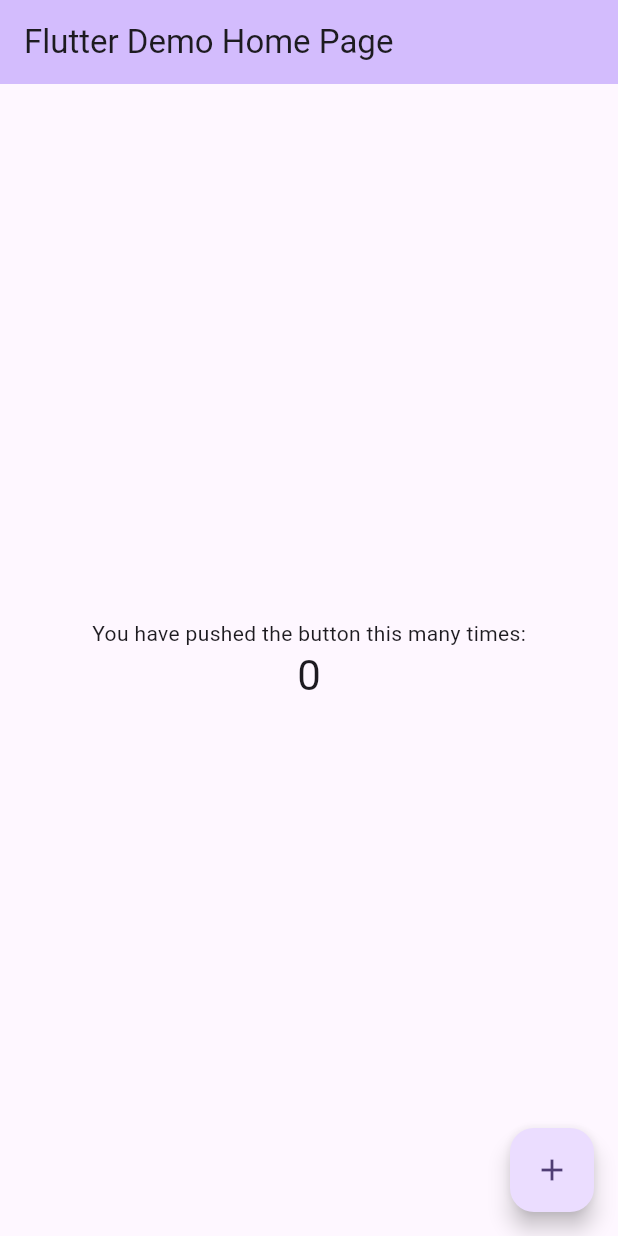
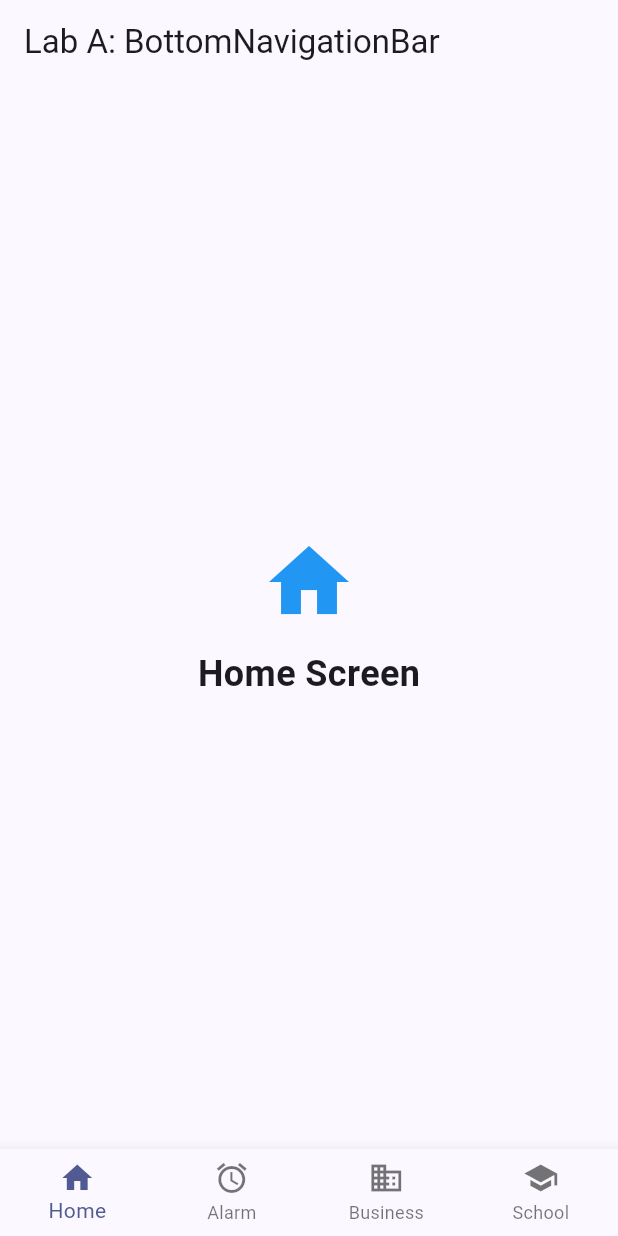
Before and after one commit to aisyahjen/TMA3084_G02_106351_Lab05_Lesson07, a Flutter app: the screen it shows after launch, on a phone screen of 412 x 824 dp. Run offline on Flutter 3.47's test engine with Material 3 defaults, Android fonts, the phone set to English and light mode, and no system bars.

Commit message:
feat(lab-a): add BottomNavigationBar with 4 screens

```diff
--- a/lab_a/lib/main.dart
+++ b/lab_a/lib/main.dart
@@ -1,4 +1,9 @@
 import 'package:flutter/material.dart';
+
+import 'screen1.dart';
+import 'screen2.dart';
+import 'screen3.dart';
+import 'screen4.dart';
 
 void main() {
   runApp(const MyApp());
@@ -7,115 +12,61 @@ void main() {
 class MyApp extends StatelessWidget {
   const MyApp({super.key});
 
-  // This widget is the root of your application.
   @override
   Widget build(BuildContext context) {
     return MaterialApp(
-      title: 'Flutter Demo',
+      debugShowCheckedModeBanner: false,
+      title: 'Lab A - BottomNavigationBar',
       theme: ThemeData(
-        // This is the theme of your application.
-        //
-        // TRY THIS: Try running your application with "flutter run". You'll see
-        // the application has a purple toolbar. Then, without quitting the app,
-        // try changing the seedColor in the colorScheme below to Colors.green
-        // and then invoke "hot reload" (save your changes or press the "hot
-        // reload" button in a Flutter-supported IDE, or press "r" if you used
-        // the command line to start the app).
-        //
-        // Notice that the counter didn't reset back to zero; the application
-        // state is not lost during the reload. To reset the state, use hot
-        // restart instead.
-        //
-        // This works for code too, not just values: Most code changes can be
-        // tested with just a hot reload.
-        colorScheme: .fromSeed(seedColor: Colors.deepPurple),
+        colorScheme: ColorScheme.fromSeed(seedColor: Colors.indigo),
+        useMaterial3: true,
       ),
-      home: const MyHomePage(title: 'Flutter Demo Home Page'),
+      home: const MainNavigationScreen(),
     );
   }
 }
 
-class MyHomePage extends StatefulWidget {
-  const MyHomePage({super.key, required this.title});
-
-  // This widget is the home page of your application. It is stateful, meaning
-  // that it has a State object (defined below) that contains fields that affect
-  // how it looks.
-
-  // This class is the configuration for the state. It holds the values (in this
-  // case the title) provided by the parent (in this case the App widget) and
-  // used by the build method of the State. Fields in a Widget subclass are
-  // always marked "final".
-
-  final String title;
+class MainNavigationScreen extends StatefulWidget {
+  const MainNavigationScreen({super.key});
 
   @override
-  State<MyHomePage> createState() => _MyHomePageState();
+  State<MainNavigationScreen> createState() => _MainNavigationScreenState();
 }
 
-class _MyHomePageState extends State<MyHomePage> {
-  int _counter = 0;
+class _MainNavigationScreenState extends State<MainNavigationScreen> {
+  int _selectedIndex = 0;
 
-  void _incrementCounter() {
+  final List<Widget> _screens = const [
+    Screen1(),
+    Screen2(),
+    Screen3(),
+    Screen4(),
+  ];
+
+  void _onItemTapped(int index) {
     setState(() {
-      // This call to setState tells the Flutter framework that something has
-      // changed in this State, which causes it to rerun the build method below
-      // so that the display can reflect the updated values. If we changed
-      // _counter without calling setState(), then the build method would not be
-      // called again, and so nothing would appear to happen.
-      _counter++;
+      _selectedIndex = index;
     });
   }
 
   @override
   Widget build(BuildContext context) {
-    // This method is rerun every time setState is called, for instance as done
-    // by the _incrementCounter method above.
-    //
-    // The Flutter framework has been optimized to make rerunning build methods
-    // fast, so that you can just rebuild anything that needs updating rather
-    // than having to individually change instances of widgets.
     return Scaffold(
-      appBar: AppBar(
-        // TRY THIS: Try changing the color here to a specific color (to
-        // Colors.amber, perhaps?) and trigger a hot reload to see the AppBar
-        // change color while the other colors stay the same.
-        backgroundColor: Theme.of(context).colorScheme.inversePrimary,
-        // Here we take the value from the MyHomePage object that was created by
-        // the App.build method, and use it to set our appbar title.
-        title: Text(widget.title),
-      ),
-      body: Center(
-        // Center is a layout widget. It takes a single child and positions it
-        // in the middle of the parent.
-        child: Column(
-          // Column is also a layout widget. It takes a list of children and
-          // arranges them vertically. By default, it sizes itself to fit its
-          // children horizontally, and tries to be as tall as its parent.
-          //
-          // Column has various properties to control how it sizes itself and
-          // how it positions its children. Here we use mainAxisAlignment to
-          // center the children vertically; the main axis here is the vertical
-          // axis because Columns are vertical (the cross axis would be
-          // horizontal).
-          //
-          // TRY THIS: Invoke "debug painting" (choose the "Toggle Debug Paint"
-          // action in the IDE, or press "p" in the console), to see the
-          // wireframe for each widget.
-          mainAxisAlignment: .center,
-          children: [
-            const Text('You have pushed the button this many times:'),
-            Text(
-              '$_counter',
-              style: Theme.of(context).textTheme.headlineMedium,
-            ),
-          ],
-        ),
-      ),
-      floatingActionButton: FloatingActionButton(
-        onPressed: _incrementCounter,
-        tooltip: 'Increment',
-        child: const Icon(Icons.add),
+      appBar: AppBar(title: const Text('Lab A: BottomNavigationBar')),
+      body: _screens[_selectedIndex],
+      bottomNavigationBar: BottomNavigationBar(
+        type: BottomNavigationBarType.fixed,
+        currentIndex: _selectedIndex,
+        onTap: _onItemTapped,
+        items: const [
+          BottomNavigationBarItem(icon: Icon(Icons.home), label: 'Home'),
+          BottomNavigationBarItem(icon: Icon(Icons.alarm), label: 'Alarm'),
+          BottomNavigationBarItem(
+            icon: Icon(Icons.business),
+            label: 'Business',
+          ),
+          BottomNavigationBarItem(icon: Icon(Icons.school), label: 'School'),
+        ],
       ),
     );
   }
--- a/lab_a/lib/screen1.dart
+++ b/lab_a/lib/screen1.dart
@@ -0,0 +1,22 @@
+import 'package:flutter/material.dart';
+
+class Screen1 extends StatelessWidget {
+  const Screen1({super.key});
+
+  @override
+  Widget build(BuildContext context) {
+    return const Center(
+      child: Column(
+        mainAxisAlignment: MainAxisAlignment.center,
+        children: [
+          Icon(Icons.home, size: 64, color: Colors.blue),
+          SizedBox(height: 12),
+          Text(
+            'Home Screen',
+            style: TextStyle(fontSize: 24, fontWeight: FontWeight.bold),
+          ),
+        ],
+      ),
+    );
+  }
+}
```
Also changed, not shown: lab_a/lib/screen2.dart (+22 -0 lines), lab_a/lib/screen3.dart (+22 -0 lines), lab_a/lib/screen4.dart (added, +22 -0 lines).
